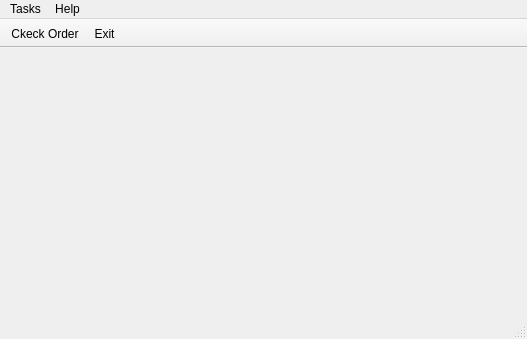
Old version of the form src/check_laads_order.ui in the repository xiaoke0O/check-laads-order.
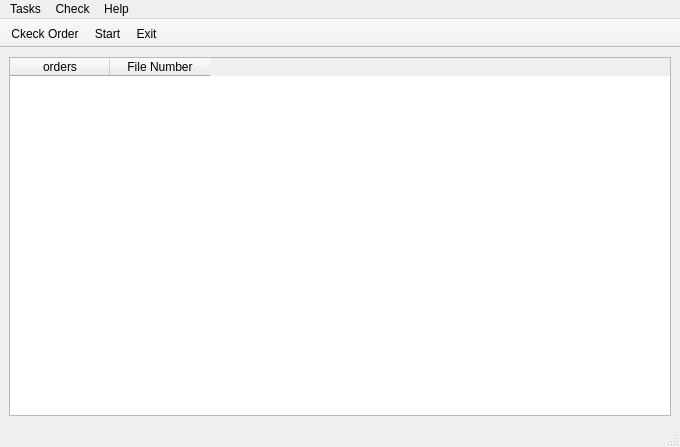
New version of the form. Icons and pictures are not drawn.

Commit message: 增加订单列表和图标

Patch:
```diff
--- a/src/check_laads_order.ui
+++ b/src/check_laads_order.ui
@@ -6,20 +6,37 @@
    <rect>
     <x>0</x>
     <y>0</y>
-    <width>527</width>
-    <height>339</height>
+    <width>680</width>
+    <height>447</height>
    </rect>
   </property>
   <property name="windowTitle">
    <string>check_laads_order</string>
   </property>
-  <widget class="QWidget" name="centralwidget"/>
+  <widget class="QWidget" name="centralwidget">
+   <layout class="QGridLayout" name="gridLayout">
+    <item row="0" column="0">
+     <widget class="QTableWidget" name="tableWidget">
+      <column>
+       <property name="text">
+        <string>orders</string>
+       </property>
+      </column>
+      <column>
+       <property name="text">
+        <string>File Number</string>
+       </property>
+      </column>
+     </widget>
+    </item>
+   </layout>
+  </widget>
   <widget class="QMenuBar" name="menubar">
    <property name="geometry">
     <rect>
      <x>0</x>
      <y>0</y>
-     <width>527</width>
+     <width>680</width>
      <height>30</height>
     </rect>
    </property>
@@ -39,7 +56,14 @@
     <addaction name="separator"/>
     <addaction name="actionExit"/>
    </widget>
+   <widget class="QMenu" name="menuCheck">
+    <property name="title">
+     <string>Check</string>
+    </property>
+    <addaction name="actionStart"/>
+   </widget>
    <addaction name="menuTasks"/>
+   <addaction name="menuCheck"/>
    <addaction name="menuHelp"/>
   </widget>
   <widget class="QStatusBar" name="statusbar"/>
@@ -60,6 +84,7 @@
     <bool>false</bool>
    </attribute>
    <addaction name="actionCkeck_Order"/>
+   <addaction name="actionStart"/>
    <addaction name="actionExit"/>
   </widget>
   <action name="actionAbout">
@@ -90,6 +115,15 @@
     <string>Exit</string>
    </property>
   </action>
+  <action name="actionStart">
+   <property name="icon">
+    <iconset resource="icons.qrc">
+     <normaloff>:/icons/icons/play.png</normaloff>:/icons/icons/play.png</iconset>
+   </property>
+   <property name="text">
+    <string>Start</string>
+   </property>
+  </action>
  </widget>
  <resources>
   <include location="icons.qrc"/>
```
Left out of the diff: 3 changed lines with no effect on the pictures. The commit also changes 2 other files.
